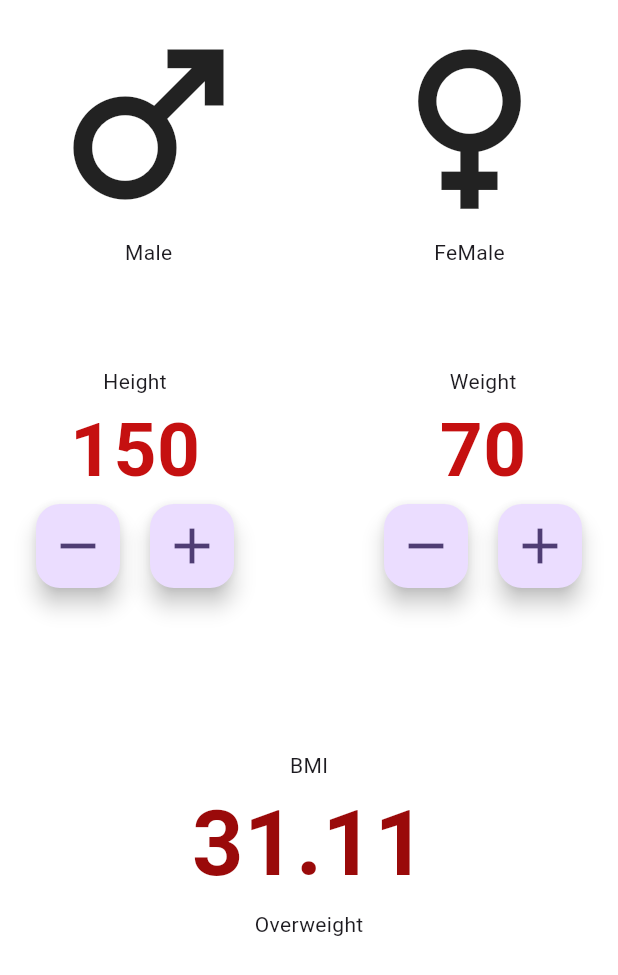
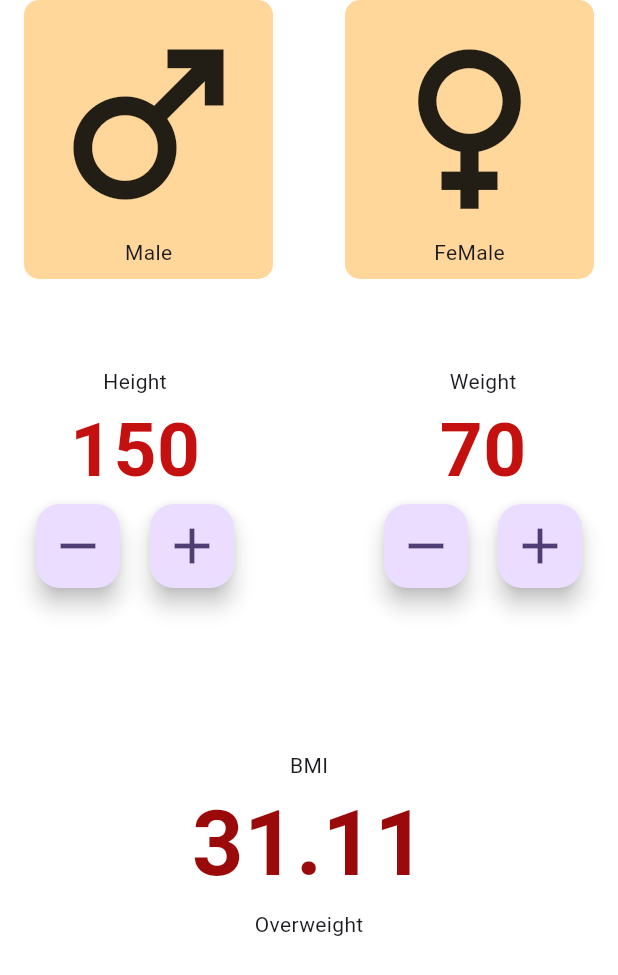
Before and after one commit to pdgamage/BMI-Calculator-App, a Flutter app: the screen it shows after launch, on a phone screen of 412 x 824 dp. Shown: the top 975 px of the screen. Run offline on Flutter 3.47's test engine with Material 3 defaults, Android fonts, the phone set to English and light mode, and no system bars.

Commit message:
modified:   lib/main_page.dart

```diff
--- a/lib/main_page.dart
+++ b/lib/main_page.dart
@@ -23,11 +23,15 @@ class _MainPageState extends State<MainPage> {
           padding: const EdgeInsets.symmetric(horizontal: 16),
           child: Column(
             children: [
-              const Row(
+              Row(
                 children: [
-                  Padding(
-                    padding: EdgeInsets.all(8.0),
-                    child: Column(
+                  Container(
+                    decoration: BoxDecoration(
+                      color: Colors.orange.withAlpha(100),
+                      borderRadius: BorderRadius.circular(10),
+                    ),
+                    padding: const EdgeInsets.all(8.0),
+                    child: const Column(
                       children: [
                         Icon(
                           Icons.male,
@@ -37,10 +41,14 @@ class _MainPageState extends State<MainPage> {
                       ],
                     ),
                   ),
-                  Spacer(),
-                  Padding(
-                    padding: EdgeInsets.all(8.0),
-                    child: Column(
+                  const Spacer(),
+                  Container(
+                    decoration: BoxDecoration(
+                      color: Colors.orange.withAlpha(100),
+                      borderRadius: BorderRadius.circular(10),
+                    ),
+                    padding: const EdgeInsets.all(8.0),
+                    child: const Column(
                       children: [
                         Icon(
                           Icons.female,
```
